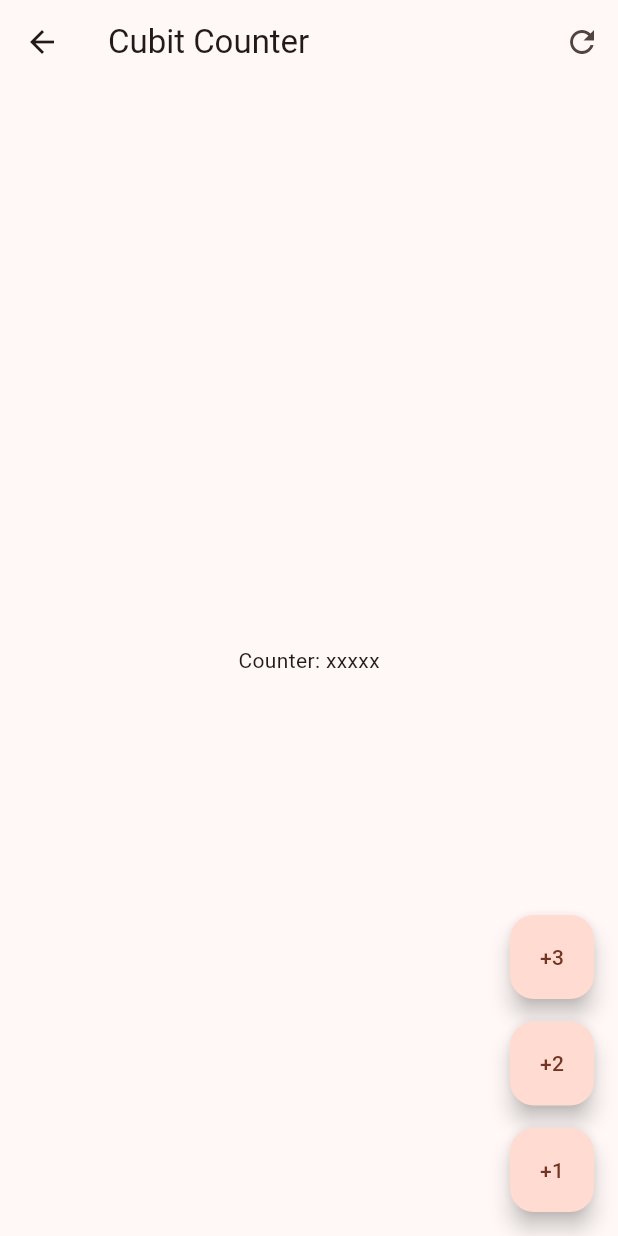
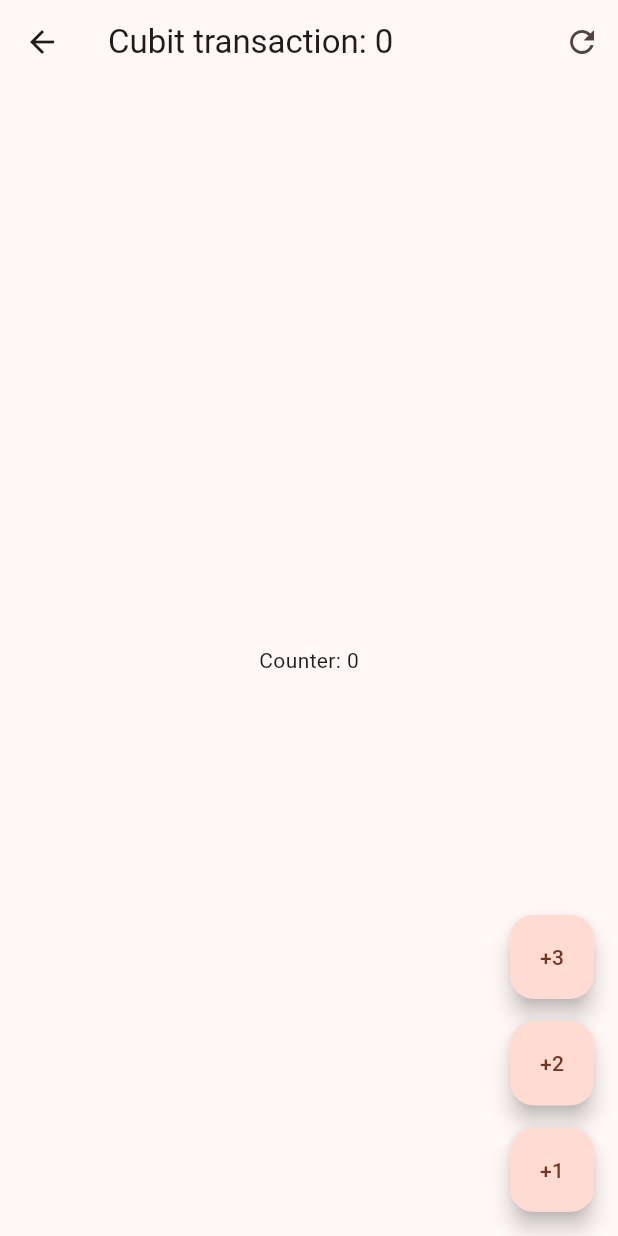
Before and after one commit to Hsodetz/forms_app, a Flutter app: the screen it shows after launch, after a tap on "Cubits", on a phone screen of 412 x 824 dp. Run offline on Flutter 3.47's test engine with Material 2 defaults, Android fonts, the phone set to English and light mode, and no system bars; our stand-ins replace flutter_bloc, go_router.

Commit message:
uso del cubit, llamada a los metodos creados en el cubit

```diff
--- /dev/null
+++ b/lib/presentation/blocs/counter_cubit/counter_state.dart
@@ -0,0 +1,20 @@
+part of 'counter_cubit.dart';
+
+
+class CounterState {
+
+  final int counter;
+  final int transactionCount;
+
+  CounterState({required this.counter, required this.transactionCount});
+
+  // crando la copia del nuevo estado
+  copyWith({
+    int? counter,
+    int? transactionCount,
+  }) => CounterState(
+    counter: counter ?? this.counter,
+    transactionCount: transactionCount ?? this.transactionCount,
+  );
+
+}
--- a/lib/presentation/screens/cubit_counter_screen.dart
+++ b/lib/presentation/screens/cubit_counter_screen.dart
@@ -1,24 +1,47 @@
 import 'package:flutter/material.dart';
+import 'package:flutter_bloc/flutter_bloc.dart';
+import 'package:forms_app/presentation/blocs/counter_cubit/counter_cubit.dart';
 
 class CubitCounterScreen extends StatelessWidget {
   const CubitCounterScreen({super.key});
 
   @override
   Widget build(BuildContext context) {
+    return BlocProvider(
+      create: (context) => CounterCubit(),
+      child: const _CubitCounterView(),
+    );
+  }
+}
+
+class _CubitCounterView extends StatelessWidget {
+  const _CubitCounterView();
+
+  @override
+  Widget build(BuildContext context) {
+
+    final counterState = context.watch<CounterCubit>().state;
+
+    final increment = context.read<CounterCubit>().increaseBy;
+
     return Scaffold(
       appBar: AppBar(
-        title: const Text('Cubit Counter'),
+        title: Text('Cubit transaction: ${counterState.transactionCount}'),
         actions: [
           IconButton(
             onPressed: () {
-
+              context.read<CounterCubit>().reset();
             },
             icon: const Icon(Icons.refresh_outlined),
           ),
         ],
       ),
-      body: const Center(
-        child: Text('Counter: xxxxx'),
+      body: Center(
+        child: BlocBuilder<CounterCubit, CounterState>(
+          builder: (context, state) {
+            return Text('Counter: ${state.counter}');
+          },
+        ),
       ),
       floatingActionButton: Column(
         mainAxisAlignment: MainAxisAlignment.end,
@@ -26,7 +49,9 @@ class CubitCounterScreen extends StatelessWidget {
           FloatingActionButton(
             heroTag: 1,
             child: const Text('+3'),
-            onPressed: () {},
+            onPressed: () {
+              increment(3);
+            },
           ),
           const SizedBox(
             height: 15,
@@ -34,7 +59,9 @@ class CubitCounterScreen extends StatelessWidget {
           FloatingActionButton(
             heroTag: 2,
             child: const Text('+2'),
-            onPressed: () {},
+            onPressed: () {
+              increment(2);
+            },
           ),
           const SizedBox(
             height: 15,
@@ -42,7 +69,9 @@ class CubitCounterScreen extends StatelessWidget {
           FloatingActionButton(
             heroTag: 3,
             child: const Text('+1'),
-            onPressed: () {},
+            onPressed: () {
+              increment(1);
+            },
           ),
         ],
       ),
```
Also changed, not shown: lib/presentation/blocs/counter_cubit/counter_cubit.dart (added, +21 -0 lines), pubspec.yaml (+1 -6 lines), pubspec.lock.
